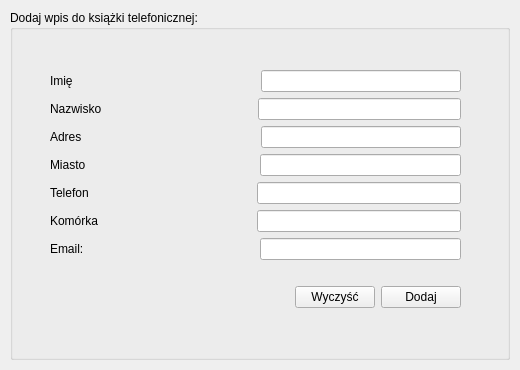
The window that src/gui/forms/NewRecordForm.ui (artven/phonebook) describes before a commit, drawn with Qt 5.
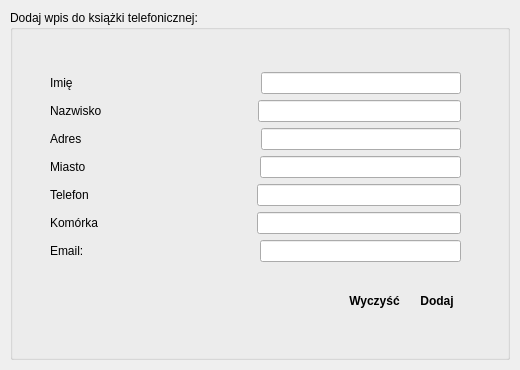
The same window after the commit. Icons and pictures are not drawn.

Diff of the .ui file:
```diff
--- a/src/gui/forms/NewRecordForm.ui
+++ b/src/gui/forms/NewRecordForm.ui
@@ -43,7 +43,7 @@
       <x>40</x>
       <y>40</y>
       <width>411</width>
-      <height>278</height>
+      <height>283</height>
      </rect>
     </property>
     <layout class="QVBoxLayout" name="verticalLayout_3">
@@ -314,17 +314,51 @@
         </spacer>
        </item>
        <item>
-        <widget class="QPushButton" name="clearFieldsPushButton">
+        <widget class="QToolButton" name="clearFieldsToolButton">
+         <property name="font">
+          <font>
+           <pointsize>9</pointsize>
+           <weight>75</weight>
+           <bold>true</bold>
+          </font>
+         </property>
          <property name="text">
           <string>Wyczyść</string>
          </property>
+         <property name="icon">
+          <iconset resource="../resources.qrc">
+           <normaloff>:/mainwindow/images/Close Window-96.png</normaloff>:/mainwindow/images/Close Window-96.png</iconset>
+         </property>
+         <property name="toolButtonStyle">
+          <enum>Qt::ToolButtonTextBesideIcon</enum>
+         </property>
+         <property name="autoRaise">
+          <bool>true</bool>
+         </property>
         </widget>
        </item>
        <item>
-        <widget class="QPushButton" name="addRecordPushButton">
+        <widget class="QToolButton" name="addRecordToolButton">
+         <property name="font">
+          <font>
+           <pointsize>9</pointsize>
+           <weight>75</weight>
+           <bold>true</bold>
+          </font>
+         </property>
          <property name="text">
           <string>Dodaj</string>
          </property>
+         <property name="icon">
+          <iconset resource="../resources.qrc">
+           <normaloff>:/mainwindow/images/Checked-96.png</normaloff>:/mainwindow/images/Checked-96.png</iconset>
+         </property>
+         <property name="toolButtonStyle">
+          <enum>Qt::ToolButtonTextBesideIcon</enum>
+         </property>
+         <property name="autoRaise">
+          <bool>true</bool>
+         </property>
         </widget>
        </item>
       </layout>
```
Left out of the diff: 45 changed lines with no effect on the pictures.
